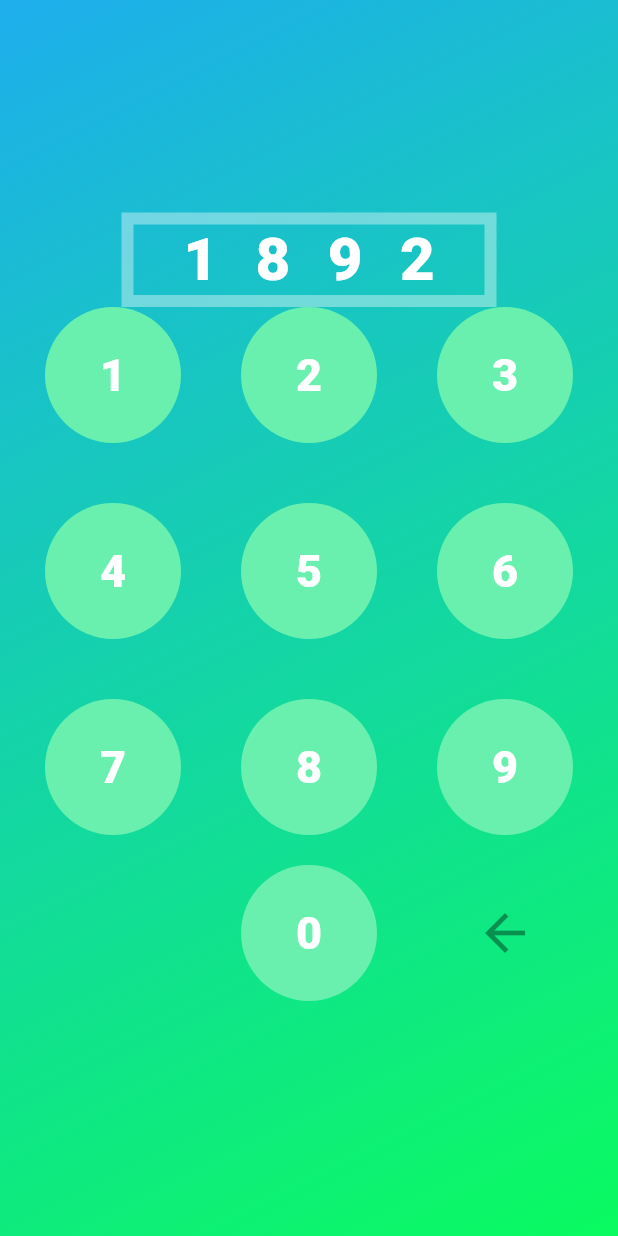
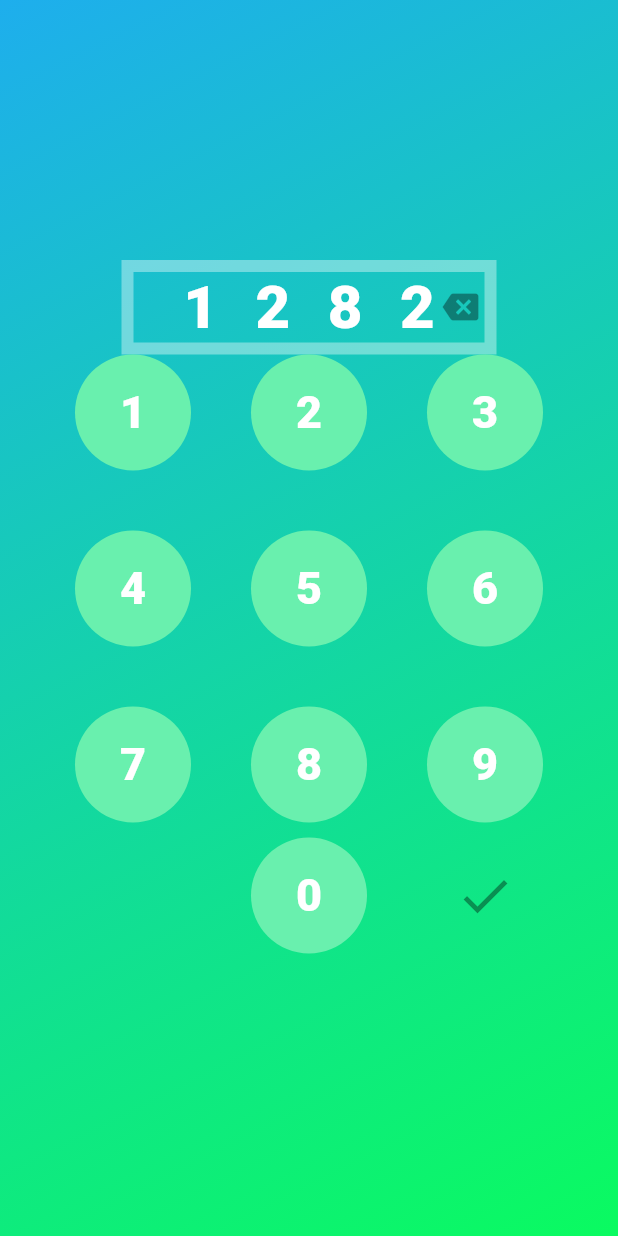
Before and after one commit to sorXCode/naijaHacks2019-tradin, a Flutter app: the screen it shows after launch, on a phone screen of 412 x 824 dp. Run offline on Flutter 3.47's test engine with Material 2 defaults, Android fonts, the phone set to English and light mode, and no system bars.

Commit message:
added confirm and delete to auth screen

```diff
--- a/tradin/lib/ui/user/phoneAuth.dart
+++ b/tradin/lib/ui/user/phoneAuth.dart
@@ -11,13 +11,20 @@ class PhoneAuth extends StatefulWidget {
 class _PhoneAuthState extends State<PhoneAuth> with WidgetsConstants {
   @override
   Widget build(BuildContext context) {
-    var codeBox = Container(
+    var codeBox = Stack(
+      alignment: Alignment.centerRight,
+      children: [
+        Container(
           alignment: Alignment.center,
           width: 250,
-      decoration:
-          BoxDecoration(border: Border.all(color: Colors.white38, width: 8)),
+          decoration: BoxDecoration(
+            border: Border.all(
+              color: Colors.white38,
+              width: 8,
+            ),
+          ),
           child: Text(
-        "1892",
+            "1282",
             style: TextStyle(
               fontSize: 40,
               fontWeight: FontWeight.w800,
@@ -25,6 +32,9 @@ class _PhoneAuthState extends State<PhoneAuth> with WidgetsConstants {
               letterSpacing: 25,
             ),
           ),
+        ),
+        IconButton(icon: Icon(Icons.backspace),)
+      ],
     );
 
     var numberPad = Padding(
@@ -33,7 +43,7 @@ class _PhoneAuthState extends State<PhoneAuth> with WidgetsConstants {
         mainAxisAlignment: MainAxisAlignment.end,
         children: <Widget>[
           Container(
-            margin: EdgeInsets.symmetric(horizontal: 30),
+            margin: EdgeInsets.symmetric(horizontal: 50),
             child: GridView.count(
               shrinkWrap: true,
               crossAxisCount: 3,
@@ -43,11 +53,11 @@ class _PhoneAuthState extends State<PhoneAuth> with WidgetsConstants {
             ),
           ),
           SizedBox(
-            height: 20,
+            height: 10,
           ),
           Container(
             alignment: Alignment.bottomRight,
-            margin: EdgeInsets.symmetric(horizontal: 30),
+            margin: EdgeInsets.symmetric(horizontal: 50),
             child: GridView.count(
                 shrinkWrap: true,
                 crossAxisCount: 3,
@@ -58,7 +68,7 @@ class _PhoneAuthState extends State<PhoneAuth> with WidgetsConstants {
                   buttonBuilder(0),
                   IconButton(
                     icon: Icon(
-                      Icons.arrow_back,
+                      Icons.check,
                       size: 40,
                     ),
                   ),
```
Lines whose indentation alone changed are shown as unchanged.
